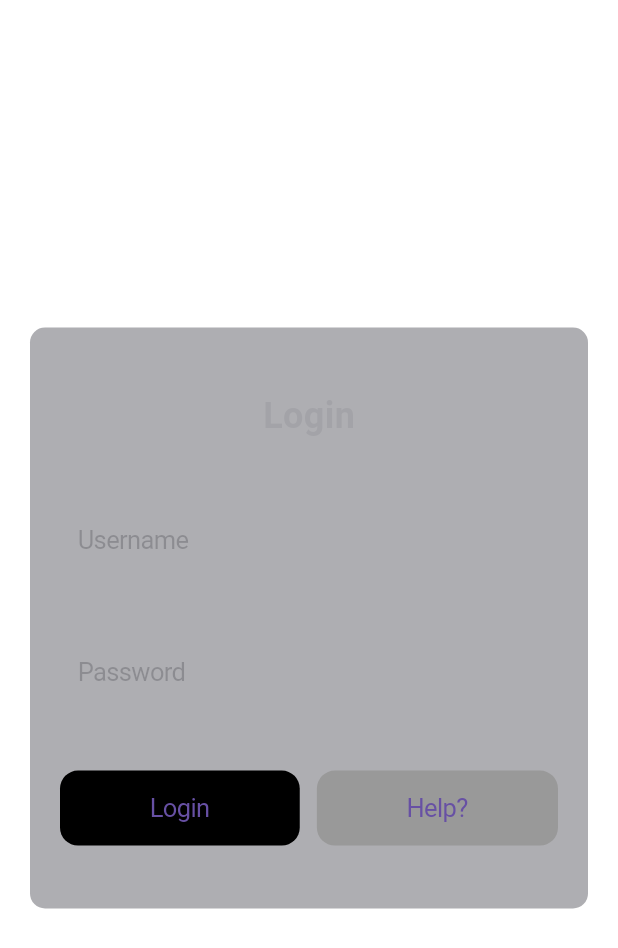
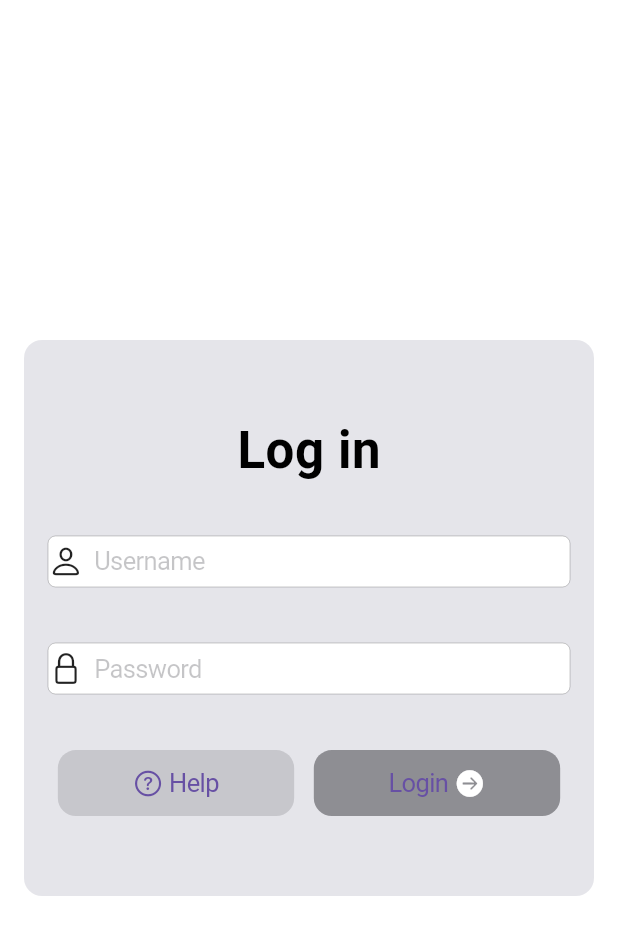
Before and after one commit to Mucer72/armap, a Flutter app: the screen it shows after launch, on a phone screen of 412 x 824 dp. Shown: the top 948 px of the screen. Run offline on Flutter 3.47's test engine with Material 3 defaults, Android fonts, the phone set to English and light mode, and no system bars; our stand-ins replace cloud_firestore, firebase_auth, firebase_core, flutter_compass, flutter_dotenv, location and 1 more; missing offline and left inert: ar_flutter_plugin_updated, mapbox_maps_flutter; accounts and stored records are empty.

Commit message:
update login page

```diff
--- a/lib/features/login/presentation/pages/login_screen.dart
+++ b/lib/features/login/presentation/pages/login_screen.dart
@@ -1,5 +1,6 @@
 import 'package:flutter/cupertino.dart';
 import 'package:flutter/material.dart';
+import 'package:firebase_auth/firebase_auth.dart';
 import 'package:ar_map_project/common/utils/sizes.dart';
 
 class LoginScreen extends StatefulWidget {
@@ -8,102 +9,104 @@ class LoginScreen extends StatefulWidget {
 }
 
 class _LoginScreenState extends State<LoginScreen> {
-  final _formKey = GlobalKey<FormState>();
-  final _emailController = TextEditingController();
-  final _passwordController = TextEditingController();
+  final TextEditingController _usernameController = TextEditingController();
+  final TextEditingController _passwordController = TextEditingController();
+  bool _isLoading = false;
+  final FirebaseAuth _auth = FirebaseAuth.instance;
 
-  @override
-  void dispose() {
-    _emailController.dispose();
-    _passwordController.dispose();
-    super.dispose();
+  Future<void> _login() async {
+    setState(() => _isLoading = true);
+    try {
+      await _auth.signInWithEmailAndPassword(
+        email: _usernameController.text.trim(),
+        password: _passwordController.text.trim(),
+      );
+    } catch (e) {
+      showCupertinoDialog(
+        context: context,
+        builder: (context) => CupertinoAlertDialog(
+          title: Text("Login Failed"),
+          content: Text(e.toString()),
+          actions: [
+            CupertinoDialogAction(
+              child: Text("OK"),
+              onPressed: () => Navigator.pop(context),
+            ),
+          ],
+        ),
+      );
     }
-
-  void _submitForm() {
-    if (_formKey.currentState!.validate()) {
-      // Xử lý logic đăng nhập ở đây
-      String email = _emailController.text;
-      String password = _passwordController.text;
-
-      // Ví dụ: In thông tin đăng nhập ra console
-      print('Email: $email, Password: $password');
-
-      // TODO: Gọi API đăng nhập hoặc xử lý logic đăng nhập khác
-      Navigator.pushNamed(context, '/home');
-    }
+    setState(() => _isLoading = false);
   }
 
   @override
   Widget build(BuildContext context) {
-    return Scaffold(
-      body: Center(
+    return CupertinoPageScaffold(
+      child: Center(
+        child: Padding(
+          padding: const EdgeInsets.all(16.0),
           child: Container(
-        height: ScreenDimensions.height*0.47,
-        margin: EdgeInsets.all(20),
-        padding: EdgeInsets.all(20),
+            height: ScreenDimensions.height*0.45,
+            padding: EdgeInsets.all(16),
             decoration: BoxDecoration(
-          color: CupertinoColors.systemGrey2,
-          borderRadius: BorderRadius.circular(10),
+              color: CupertinoColors.systemGrey5,
+              borderRadius: BorderRadius.circular(12),
             ),
-        child: Form(
-          key: _formKey,
             child: Column(
-            mainAxisAlignment: MainAxisAlignment.spaceAround,
-            crossAxisAlignment: CrossAxisAlignment.center,
-            children: <Widget>[
-              Text(
-                'Login',
-                style: TextStyle(
-                  color: CupertinoColors.systemFill,
-                  fontSize: 24,
-                  fontWeight: FontWeight.bold,
-                ),
-              ),
+              mainAxisSize: MainAxisSize.min,
+              mainAxisAlignment: MainAxisAlignment.spaceEvenly,
+              children: [
+                Text("Log in", style: CupertinoTheme.of(context).textTheme.navLargeTitleTextStyle),
                 CupertinoTextField(
-                controller: _emailController,
-                placeholder: 'Username',
-                style: TextStyle(color: CupertinoColors.white),
-                decoration: BoxDecoration(
-                  color: CupertinoColors.systemGrey2,
-                  borderRadius: BorderRadius.circular(5),
-                ),
-                padding: EdgeInsets.all(12),
+                  controller: _usernameController,
+                  placeholder: "Username",
+                  prefix: Icon(CupertinoIcons.person),
                 ),
                 CupertinoTextField(
                   controller: _passwordController,
+                  placeholder: "Password",
                   obscureText: true,
-                placeholder: 'Password',
-                style: TextStyle(color: CupertinoColors.white),
-                decoration: BoxDecoration(
-                  color: CupertinoColors.systemGrey2,
-                  borderRadius: BorderRadius.circular(5),
-                ),
-                padding: EdgeInsets.all(12),
+                  prefix: Icon(CupertinoIcons.lock),
                 ),
                 Row(
-                mainAxisAlignment: MainAxisAlignment.spaceBetween,
+                  mainAxisAlignment: MainAxisAlignment.spaceAround,
                   children: [
                     CupertinoButton(
-                    padding: EdgeInsets.symmetric(vertical: 15, horizontal: 60),
-                    child: Text('Login'),
-                    onPressed: _submitForm,
-                    color: CupertinoColors.label,
+                      padding: EdgeInsets.symmetric(vertical: 5, horizontal: 50),
+                      color: CupertinoColors.systemGrey3,
+                      child: Row(children: [
+                        Icon(CupertinoIcons.question_circle),
+                        SizedBox(width: 4),
+                        Text("Help")
+                      ]),
+                      onPressed: () {},
                     ),
-                  CupertinoButton(
-                    padding: EdgeInsets.symmetric(vertical: 15, horizontal: 60),
-                    child: Text('Help?'),
-                    onPressed: () {
-                      // TODO: Xử lý logic quên mật khẩu
-                    },
-                    color: CupertinoColors.inactiveGray,
+                    AnimatedContainer(
+                      duration: Duration(milliseconds: 300),
+                      transform: _isLoading ? Matrix4.diagonal3Values(1.1, 1.1, 1) : Matrix4.identity(),
+                      child: CupertinoButton(
+                      color: CupertinoColors.systemGrey,
+                        padding: EdgeInsets.symmetric(vertical: 5, horizontal: 50),
+                        onPressed: _isLoading ? null : _login,
+                        child: _isLoading
+                            ? CupertinoActivityIndicator()
+                            : Row(
+                              mainAxisAlignment: MainAxisAlignment.spaceAround,
+                              children: [
+                                Text("Login"),
+                                SizedBox(width: 4),
+                                Icon(CupertinoIcons.arrow_right_circle_fill, color: CupertinoColors.white),
+
+                              ]),
                       ),
+                    )
                   ],
-              ),
+                )
               ],
             ),
           ),
         ),
-      )
+      ),
     );
   }
 }
--- a/pubspec.yaml
+++ b/pubspec.yaml
@@ -46,6 +46,7 @@ dependencies:
   image: ^4.5.3
   flutter_compass: ^0.8.1
   location: ^7.0.1
+  firebase_auth: ^5.5.1
 dev_dependencies:
   flutter_test:
     sdk: flutter
```
Also changed, not shown: pubspec.lock. Lines whose indentation alone changed are shown as unchanged.
